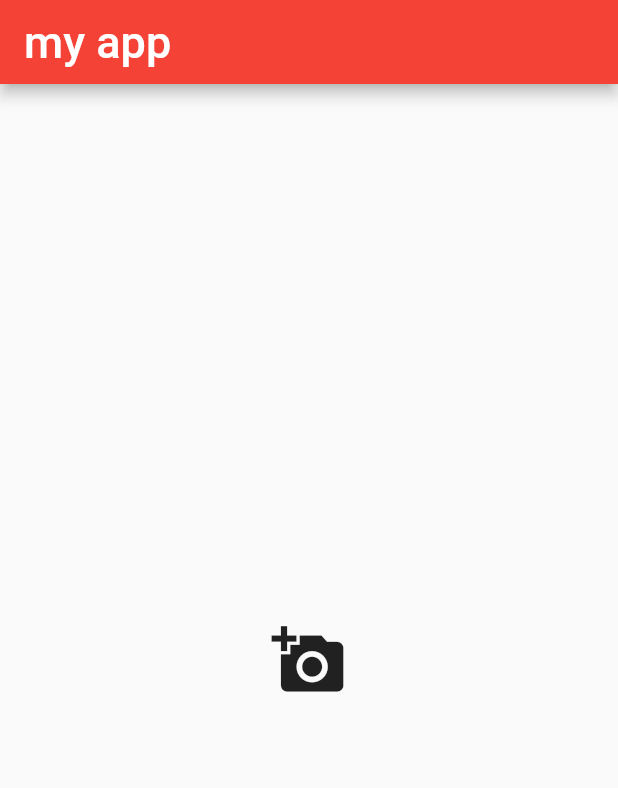
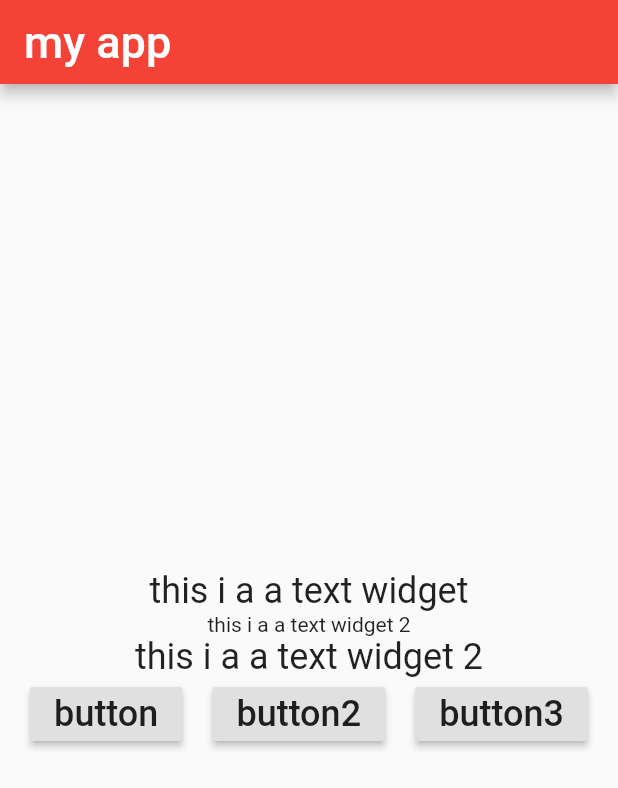
Before and after one commit to TawhidHassan/Flutter-App-StartX, a Flutter app: the screen it shows after launch, on a phone screen of 412 x 824 dp. Shown: the top 788 px of the screen. Run offline on Flutter 3.47's test engine with Material 2 defaults, Android fonts, the phone set to English and light mode, and no system bars.

Commit message:
row and column example

```diff
--- a/lib/main.dart
+++ b/lib/main.dart
@@ -21,17 +21,56 @@ class myapp extends StatelessWidget {
             ),
           ),
         ),
-        body: Center(
-          child:IconButton(
-            onPressed: (){},
-            icon: Icon(
-              Icons.add_a_photo,
-            ),
-            iconSize: 50.0,
-            splashColor: Colors.red,
-            tooltip: "add a Photo",
+        body:
+        Center(
+          child: Column(
+            mainAxisAlignment: MainAxisAlignment.center,
+            crossAxisAlignment: CrossAxisAlignment.center,
+            children: <Widget>[
+              Text("this i a a text widget",
+                style: TextStyle(
+                    fontSize: 24.0
+                ),
+              ),Text("this i a a text widget 2",
+              ),Text("this i a a text widget 2",
+                style: TextStyle(
+                    fontSize: 24.0
+                ),
+              ),
+              Row(
+                mainAxisAlignment: MainAxisAlignment.spaceEvenly,
+                crossAxisAlignment: CrossAxisAlignment.center,
+                children: <Widget>[
+                  RaisedButton(
+                    onPressed: (){},
+                    child: Text("button",
+                      style: TextStyle(
+                        fontSize: 24.0,
+                      ),
+                    ),
+                  ),
+                  RaisedButton(
+                    onPressed: (){},
+                    child: Text("button2",
+                      style: TextStyle(
+                        fontSize: 24.0,
+                      ),
+                    ),
+                  ),RaisedButton(
+                    onPressed: (){},
+                    child: Text("button3",
+                      style: TextStyle(
+                        fontSize: 24.0,
+                      ),
+                    ),
+                  ),
+                ],
+              ),
+
+            ],
           ),
         ),
+
       ),
     );
   }
```
